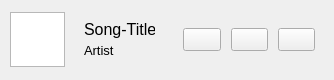
Above: src/frontend/librarysong.ui from MilanJzo/eda-mp3 before the change. Below: the same form after it.
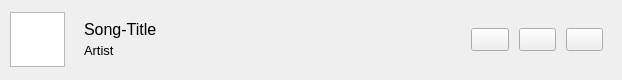
That is the form after the change. Icons and pictures are not drawn.

```diff
--- a/src/frontend/librarysong.ui
+++ b/src/frontend/librarysong.ui
@@ -6,7 +6,7 @@
    <rect>
     <x>0</x>
     <y>0</y>
-    <width>334</width>
+    <width>622</width>
     <height>80</height>
    </rect>
   </property>
@@ -104,7 +104,7 @@
       <item>
        <widget class="QWidget" name="meta" native="true">
         <property name="sizePolicy">
-         <sizepolicy hsizetype="Preferred" vsizetype="MinimumExpanding">
+         <sizepolicy hsizetype="Ignored" vsizetype="Preferred">
           <horstretch>0</horstretch>
           <verstretch>0</verstretch>
          </sizepolicy>
@@ -116,7 +116,7 @@
          <item>
           <widget class="QLabel" name="title">
            <property name="sizePolicy">
-            <sizepolicy hsizetype="Ignored" vsizetype="Preferred">
+            <sizepolicy hsizetype="Preferred" vsizetype="Preferred">
              <horstretch>0</horstretch>
              <verstretch>0</verstretch>
             </sizepolicy>
```
